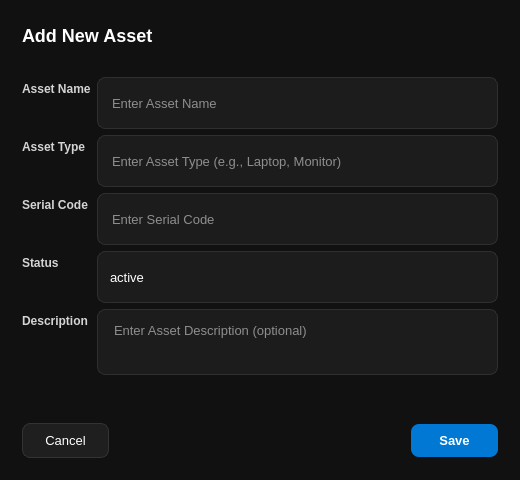
The window that InventoryQtApp/AddAssetDialog.ui (Felipeact/InventoryQtApp) describes before a commit, drawn with Qt 5.
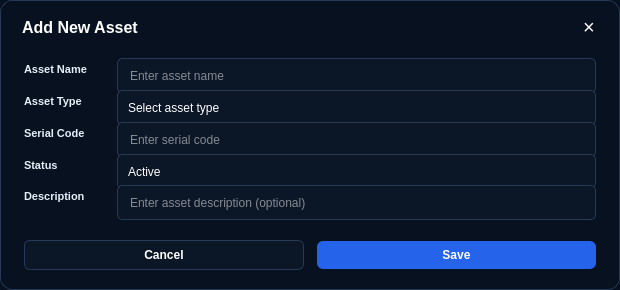
The same window after the commit. Icons and pictures are not drawn.

Diff of the .ui file:
```diff
--- a/InventoryQtApp/AddAssetDialog.ui
+++ b/InventoryQtApp/AddAssetDialog.ui
@@ -6,128 +6,185 @@
    <rect>
     <x>0</x>
     <y>0</y>
-    <width>520</width>
-    <height>480</height>
+				<width>620</width>
+				<height>290</height>
    </rect>
   </property>
   <property name="minimumSize">
    <size>
-    <width>520</width>
-    <height>480</height>
+				<width>620</width>
+				<height>290</height>
    </size>
   </property>
   <property name="maximumSize">
    <size>
-    <width>520</width>
-    <height>480</height>
+				<width>620</width>
+				<height>290</height>
    </size>
   </property>
   <property name="windowTitle">
    <string>AddAssetDialog</string>
   </property>
   <property name="styleSheet">
-   <string notr="true">QDialog {
-    background-color: #111111;
-}
+			<string notr="true">
+				QDialog#AddAssetDialogClass {
+				background-color: #07111F;
+				border: 1px solid #263A57;
+				border-radius: 12px;
+				}
 
-QWidget {
-    background-color: #111111;
-    color: #ffffff;
-    font-family: Segoe UI;
-    font-size: 13px;
-}
+				QWidget {
+				background-color: transparent;
+				color: #FFFFFF;
+				font-family: "Segoe UI";
+				font-size: 12px;
+				}
 
-QLabel#titleLabel {
-    font-size: 18px;
-    font-weight: 700;
-    color: #ffffff;
-}
+				QWidget#headerContainer {
+				background: qlineargradient(
+				x1:0, y1:0, x2:1, y2:0,
+				stop:0 #1D4ED8,
+				stop:1 #0F2559
+				);
+				border-top-left-radius: 10px;
+				border-top-right-radius: 10px;
+				}
 
-QLabel#assetNameLabel,
-QLabel#assetTypeLabel,
-QLabel#serialCodeLabel,
-QLabel#statusLabel,
-QLabel#descriptionLabel {
-    color: #d4d4d4;
-    font-size: 12px;
-    font-weight: 600;
-}
+				QLabel#titleLabel {
+				color: #FFFFFF;
+				font-size: 16px;
+				font-weight: 800;
+				}
 
-QLineEdit,
-QComboBox,
-QPlainTextEdit {
-    background-color: #1c1c1c;
-    color: #ffffff;
-    border: 1px solid #2f2f2f;
-    border-radius: 8px;
-    padding: 9px 12px;
-    min-height: 32px;
-}
+				QLabel#assetNameLabel,
+				QLabel#assetTypeLabel,
+				QLabel#serialCodeLabel,
+				QLabel#statusLabel,
+				QLabel#descriptionLabel {
+				color: #E5EEF8;
+				font-size: 11px;
+				font-weight: 600;
+				}
 
-QLineEdit:focus,
-QComboBox:focus,
-QPlainTextEdit:focus {
-    border: 1px solid #0078d4;
-}
+				QLineEdit,
+				QComboBox,
+				QPlainTextEdit {
+				background-color: #0B1626;
+				border: 1px solid #263A57;
+				border-radius: 5px;
+				color: #FFFFFF;
+				padding: 5px 10px;
+				min-height: 23px;
+				}
 
-QLineEdit::placeholder {
-    color: #7a7a7a;
-}
+				QLineEdit:focus,
+				QComboBox:focus,
+				QPlainTextEdit:focus {
+				border: 1px solid #3B82F6;
+				background-color: #0E1B2F;
+				}
 
-QComboBox::drop-down {
-    border: none;
-}
+				QLineEdit::placeholder,
+				QPlainTextEdit {
+				color: #8EA0B8;
+				}
 
-QComboBox::down-arrow {
-    image: url(:/images/down-arrow.png);
-}
+				QComboBox::drop-down {
+				border: none;
+				width: 24px;
+				}
 
-QLabel#errorLabel {
-    color: #ef4444;
-    font-size: 12px;
-}
+				QLabel#errorLabel {
+				color: #EF4444;
+				font-size: 11px;
+				font-weight: 600;
+				}
 
-QPushButton#closeButton {
-    background-color: transparent;
-    color: #ffffff;
-    border: none;
-    font-size: 16px;
-    padding: 4px;
-}
+				QPushButton#closeButton {
+				background-color: transparent;
+				border: none;
+				color: #FFFFFF;
+				font-size: 20px;
+				font-weight: 300;
+				}
 
 QPushButton#closeButton:hover {
     color: #ef4444;
 }
 
-QPushButton#cancelButton {
-    background-color: #1f1f1f;
-    color: #ffffff;
-    border: 1px solid #333333;
-    border-radius: 8px;
-    padding: 9px 22px;
-}
+				QPushButton#cancelButton {
+				background-color: #0B1626;
+				border: 1px solid #263A57;
+				border-radius: 6px;
+				color: #FFFFFF;
+				padding: 7px 24px;
+				font-weight: 700;
+				}
 
 QPushButton#cancelButton:hover {
     background-color: #2a2a2a;
 }
 
-QPushButton#saveButton {
-    background-color: #0078d4;
-    color: #ffffff;
-    border: none;
-    border-radius: 8px;
-    padding: 9px 28px;
-    font-weight: 600;
-}
+				QPushButton#saveButton {
+				background-color: #2563EB;
+				border: none;
+				border-radius: 6px;
+				color: #FFFFFF;
+				padding: 7px 34px;
+				font-weight: 700;
+				}
 
-QPushButton#saveButton:hover {
-    background-color: #0a84e8;
-}</string>
-  </property>
-  <layout class="QVBoxLayout" name="verticalLayout">
+				QPushButton#saveButton:hover {
+				background-color: #3B82F6;
+				}
+			</string>
+		</property>
+
+		<layout class="QVBoxLayout" name="rootLayout">
+			<property name="leftMargin">
+				<number>8</number>
+			</property>
+			<property name="topMargin">
+				<number>8</number>
+			</property>
+			<property name="rightMargin">
+				<number>8</number>
+			</property>
+			<property name="bottomMargin">
+				<number>8</number>
+			</property>
+			<property name="spacing">
+				<number>0</number>
+			</property>
+
    <item>
     <widget class="QWidget" name="headerContainer" native="true">
-     <layout class="QHBoxLayout" name="horizontalLayout">
+					<property name="minimumSize">
+						<size>
+							<width>0</width>
+							<height>38</height>
+						</size>
+					</property>
+					<property name="maximumSize">
+						<size>
+							<width>16777215</width>
+							<height>38</height>
+						</size>
+					</property>
+					<layout class="QHBoxLayout" name="headerLayout">
+						<property name="leftMargin">
+							<number>14</number>
+						</property>
+						<property name="topMargin">
+							<number>0</number>
+						</property>
+						<property name="rightMargin">
+							<number>10</number>
+						</property>
+						<property name="bottomMargin">
+							<number>0</number>
+						</property>
+
       <item>
        <widget class="QLabel" name="titleLabel">
         <property name="text">
@@ -135,35 +192,63 @@
         </property>
        </widget>
       </item>
+
       <item>
-       <spacer name="horizontalSpacer">
+							<spacer name="headerSpacer">
         <property name="orientation">
-         <enum>Qt::Orientation::Horizontal</enum>
-        </property>
-        <property name="sizeHint" stdset="0">
-         <size>
-          <width>40</width>
-          <height>20</height>
-         </size>
+									<enum>Qt::Horizontal</enum>
         </property>
        </spacer>
       </item>
+
       <item>
        <widget class="QPushButton" name="closeButton">
+								<property name="minimumSize">
+									<size>
+										<width>26</width>
+										<height>26</height>
+									</size>
+								</property>
+								<property name="maximumSize">
+									<size>
+										<width>26</width>
+										<height>26</height>
+									</size>
+								</property>
         <property name="text">
-         <string/>
-        </property>
-        <property name="icon">
-         <iconset theme="QIcon::ThemeIcon::ApplicationExit"/>
+									<string>×</string>
         </property>
        </widget>
       </item>
      </layout>
     </widget>
    </item>
+
    <item>
-    <widget class="QWidget" name="widget_2" native="true">
+				<widget class="QWidget" name="formContainer" native="true">
      <layout class="QFormLayout" name="formLayout">
+						<property name="leftMargin">
+							<number>16</number>
+						</property>
+						<property name="topMargin">
+							<number>12</number>
+						</property>
+						<property name="rightMargin">
+							<number>16</number>
+						</property>
+						<property name="bottomMargin">
+							<number>6</number>
+						</property>
+						<property name="horizontalSpacing">
+							<number>30</number>
+						</property>
+						<property name="verticalSpacing">
+							<number>7</number>
+						</property>
+						<property name="labelAlignment">
+							<set>Qt::AlignLeft|Qt::AlignVCenter</set>
+						</property>
+
       <item row="0" column="0">
        <widget class="QLabel" name="assetNameLabel">
         <property name="text">
@@ -174,7 +259,7 @@
       <item row="0" column="1">
        <widget class="QLineEdit" name="assetNameInput">
         <property name="placeholderText">
-         <string>Enter Asset Name</string>
+									<string>Enter asset name</string>
         </property>
        </widget>
       </item>
@@ -186,12 +271,35 @@
        </widget>
       </item>
       <item row="1" column="1">
-       <widget class="QLineEdit" name="assetTypeInput">
-        <property name="placeholderText">
-         <string>Enter Asset Type (e.g., Laptop, Monitor)</string>
-        </property>
-       </widget>
-      </item>
+							<widget class="QComboBox" name="assetTypeInput">
+								<item>
+									<property name="text">
+										<string>Select asset type</string>
+									</property>
+								</item>
+								<item>
+									<property name="text">
+										<string>Laptop</string>
+									</property>
+								</item>
+								<item>
+									<property name="text">
+										<string>Monitor</string>
+									</property>
+								</item>
+								<item>
+									<property name="text">
+										<string>Phone</string>
+									</property>
+								</item>
+								<item>
+									<property name="text">
+										<string>Other</string>
+									</property>
+								</item>
+							</widget>
+						</item>
+
       <item row="2" column="0">
        <widget class="QLabel" name="serialCodeLabel">
         <property name="text">
@@ -202,7 +310,7 @@
       <item row="2" column="1">
        <widget class="QLineEdit" name="serialCodeInput">
         <property name="placeholderText">
-         <string>Enter Serial Code</string>
+									<string>Enter serial code</string>
         </property>
        </widget>
       </item>
@@ -217,7 +325,7 @@
        <widget class="QComboBox" name="statusComboBox">
         <item>
          <property name="text">
-          <string>active</string>
+										<string>Active</string>
          </property>
         </item>
         <item>
@@ -245,16 +353,14 @@
        </widget>
       </item>
       <item row="4" column="1">
-       <widget class="QPlainTextEdit" name="descriptionInput">
+							<widget class="QLineEdit" name="descriptionInput">
         <property name="placeholderText">
-         <string>Enter Asset Description (optional)</string>
-        </property>
-        <property name="maximumHeight">
-         <number>80</number>
+									<string>Enter asset description (optional)</string>
         </property>
        </widget>
       </item>
-      <item row="5" column="0">
+
+						<item row="5" column="1">
        <widget class="QLabel" name="errorLabel">
         <property name="text">
          <string/>
@@ -264,9 +370,23 @@
      </layout>
     </widget>
    </item>
+
    <item>
-    <widget class="QWidget" name="widget_3" native="true">
-     <layout class="QHBoxLayout" name="horizontalLayout_2">
+				<widget class="QWidget" name="footerContainer" native="true">
+					<layout class="QHBoxLayout" name="footerLayout">
+						<property name="leftMargin">
+							<number>16</number>
+						</property>
+						<property name="topMargin">
+							<number>4</number>
+						</property>
+						<property name="rightMargin">
+							<number>16</number>
+						</property>
+						<property name="bottomMargin">
+							<number>12</number>
+						</property>
+
       <item>
        <widget class="QPushButton" name="cancelButton">
         <property name="text">
@@ -274,19 +394,15 @@
         </property>
        </widget>
       </item>
+
       <item>
-       <spacer name="horizontalSpacer_2">
+							<spacer name="footerSpacer">
         <property name="orientation">
-         <enum>Qt::Orientation::Horizontal</enum>
-        </property>
-        <property name="sizeHint" stdset="0">
-         <size>
-          <width>40</width>
-          <height>20</height>
-         </size>
+									<enum>Qt::Horizontal</enum>
         </property>
        </spacer>
       </item>
+
       <item>
        <widget class="QPushButton" name="saveButton">
         <property name="text">
@@ -297,9 +413,9 @@
      </layout>
     </widget>
    </item>
-  </layout>
- </widget>
- <layoutdefault spacing="6" margin="11"/>
+
+		</layout>
+	</widget>
  <resources/>
  <connections/>
 </ui>
```
Left out of the diff: 24 changed lines with no effect on the pictures. Lines whose indentation alone changed are shown as unchanged.
